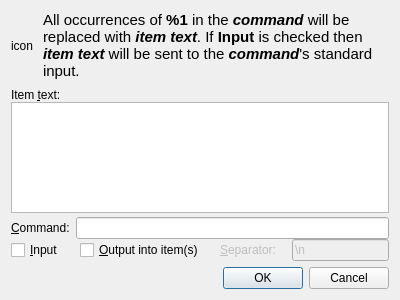
Before: the Qt Designer form src/actiondialog.ui in hluk/CopyQ, drawn with Qt 5.
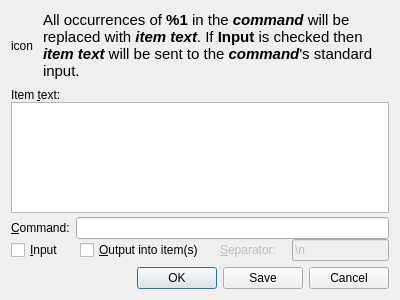
After: the same form once the commit is applied.

What changed in the file:
```diff
--- a/src/actiondialog.ui
+++ b/src/actiondialog.ui
@@ -185,7 +185,7 @@
       <enum>Qt::Horizontal</enum>
      </property>
      <property name="standardButtons">
-      <set>QDialogButtonBox::Cancel|QDialogButtonBox::Ok</set>
+      <set>QDialogButtonBox::Cancel|QDialogButtonBox::Ok|QDialogButtonBox::Save</set>
      </property>
     </widget>
    </item>
```
